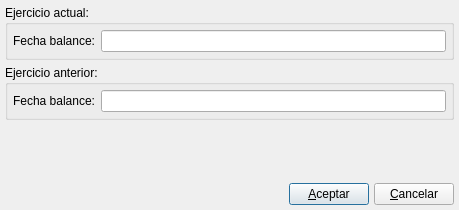
eboladev/Bulmages-1, file bulmages/bulmacont/plugins/plugincanualesods/datosbase.ui: the form before one commit.
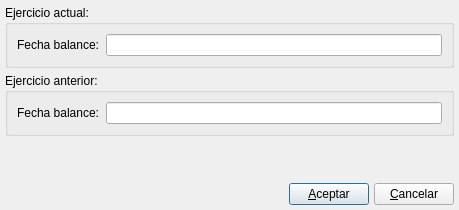
The form after the commit. Custom widgets are drawn as their Qt base class.

What changed in the file:
```diff
--- a/bulmages/bulmacont/plugins/plugincanualesods/datosbase.ui
+++ b/bulmages/bulmacont/plugins/plugincanualesods/datosbase.ui
@@ -13,22 +13,10 @@
    <string>Datos para generar el balance</string>
   </property>
   <layout class="QGridLayout" >
-   <property name="leftMargin" >
+   <property name="margin" >
     <number>5</number>
    </property>
-   <property name="topMargin" >
-    <number>5</number>
-   </property>
-   <property name="rightMargin" >
-    <number>5</number>
-   </property>
-   <property name="bottomMargin" >
-    <number>5</number>
-   </property>
-   <property name="horizontalSpacing" >
-    <number>5</number>
-   </property>
-   <property name="verticalSpacing" >
+   <property name="spacing" >
     <number>5</number>
    </property>
    <item row="0" column="0" >
@@ -37,23 +25,11 @@
       <string>Ejercicio actual:</string>
      </property>
      <layout class="QGridLayout" >
-      <property name="leftMargin" >
-       <number>5</number>
+      <property name="margin" >
+       <number>9</number>
       </property>
-      <property name="topMargin" >
-       <number>5</number>
-      </property>
-      <property name="rightMargin" >
-       <number>5</number>
-      </property>
-      <property name="bottomMargin" >
-       <number>5</number>
-      </property>
-      <property name="horizontalSpacing" >
-       <number>5</number>
-      </property>
-      <property name="verticalSpacing" >
-       <number>5</number>
+      <property name="spacing" >
+       <number>6</number>
       </property>
       <item row="0" column="0" >
        <widget class="QLabel" name="label" >
@@ -77,23 +53,11 @@
       <string>Ejercicio anterior:</string>
      </property>
      <layout class="QGridLayout" >
-      <property name="leftMargin" >
-       <number>5</number>
+      <property name="margin" >
+       <number>9</number>
       </property>
-      <property name="topMargin" >
-       <number>5</number>
-      </property>
-      <property name="rightMargin" >
-       <number>5</number>
-      </property>
-      <property name="bottomMargin" >
-       <number>5</number>
-      </property>
-      <property name="horizontalSpacing" >
-       <number>5</number>
-      </property>
-      <property name="verticalSpacing" >
-       <number>5</number>
+      <property name="spacing" >
+       <number>6</number>
       </property>
       <item row="0" column="0" >
        <widget class="QLabel" name="label_3" >
@@ -126,6 +90,9 @@
    </item>
    <item row="3" column="0" >
     <layout class="QHBoxLayout" >
+     <property name="margin" >
+      <number>0</number>
+     </property>
      <property name="spacing" >
       <number>5</number>
      </property>
```
